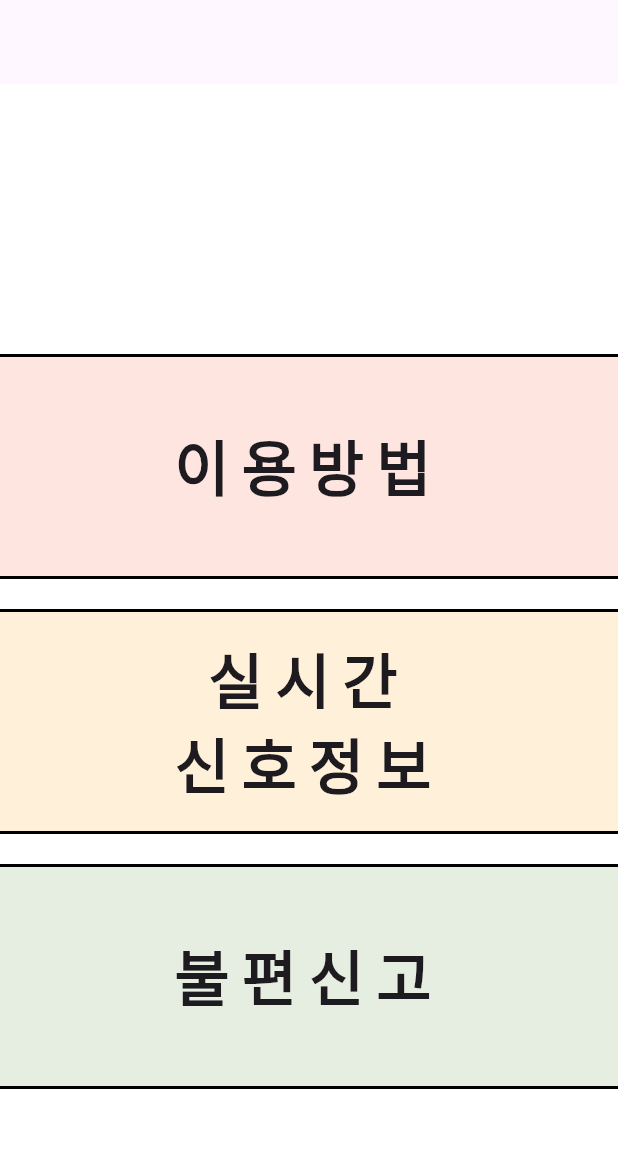
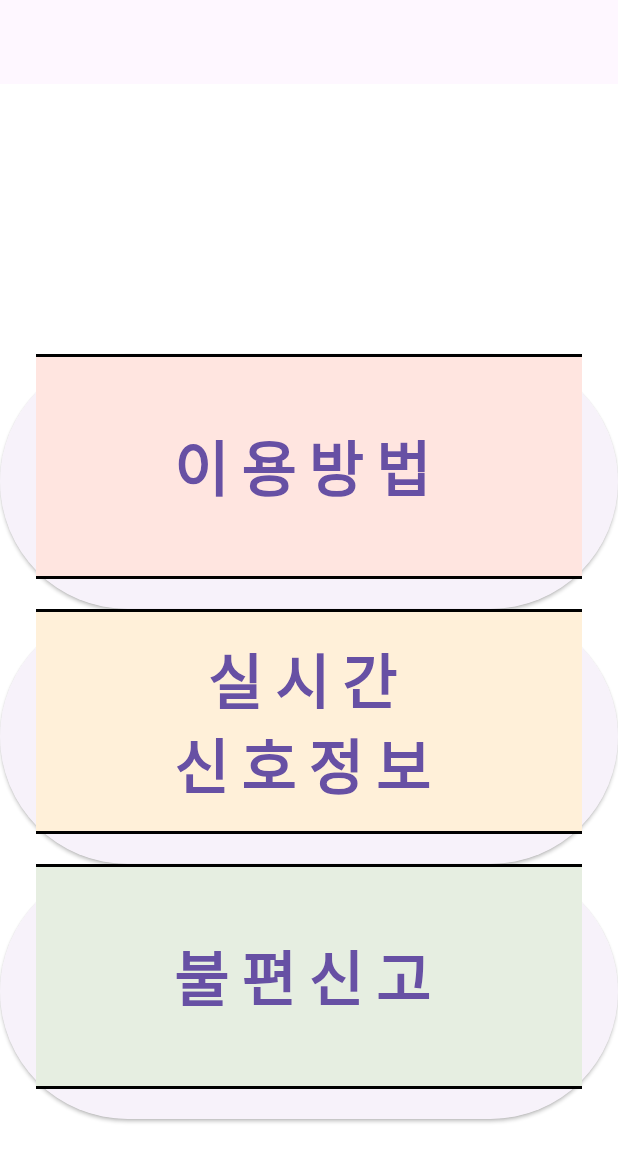
Before and after one commit to NoRuTnT/becareful, a Flutter app: the screen it shows after launch, on a phone screen of 412 x 824 dp. Shown: the top 1162 px of the screen. Run offline on Flutter 3.47's test engine with Material 3 defaults, Android fonts, the phone set to English and light mode, and no system bars.

Commit message:
feat : 지도 router 추가

```diff
--- a/frontend/becarefulcrosswalk/lib/widgets/service_box_widget.dart
+++ b/frontend/becarefulcrosswalk/lib/widgets/service_box_widget.dart
@@ -14,7 +14,11 @@ class ServiceBoxWidget extends StatelessWidget {
   Widget build(BuildContext context) {
     final Color displayColor = Color(int.parse('0xFF' + color));
 
-    return Container(
+    return ElevatedButton(
+      onPressed: () {
+        Navigator.pushNamed(context, '/map');
+      },
+      child: Container(
         margin: const EdgeInsets.only(bottom: 20),
         height: 150,
         width: double.infinity,
@@ -35,6 +39,7 @@ class ServiceBoxWidget extends StatelessWidget {
             letterSpacing: 8.0, // 글자 사이 간격
           ),
         ),
+      ),
     );
   }
 }
```
Lines whose indentation alone changed are shown as unchanged.
